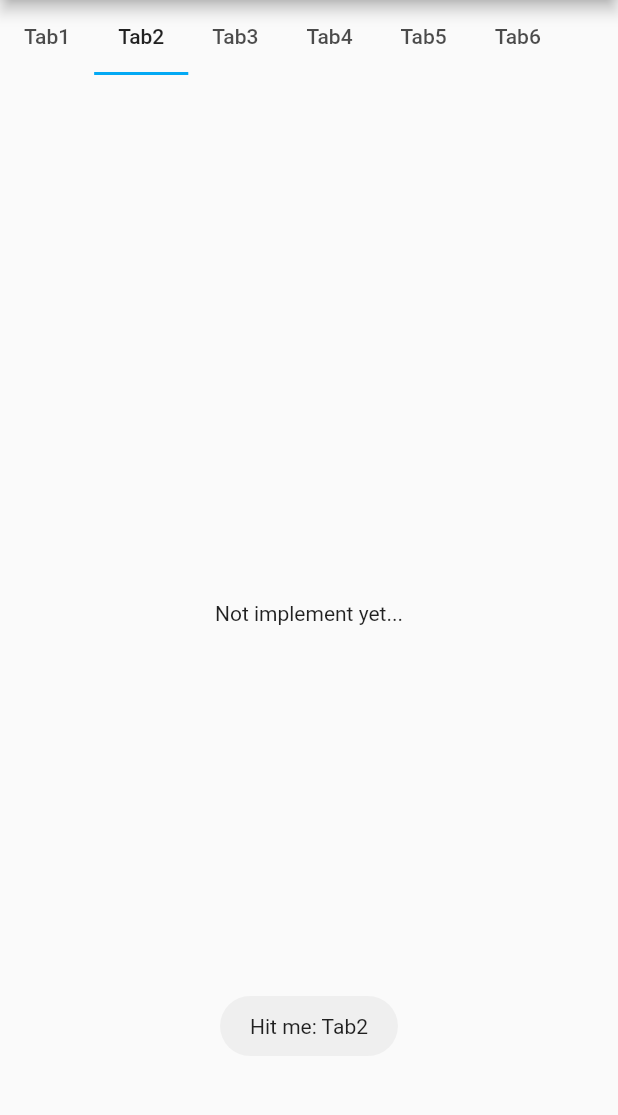
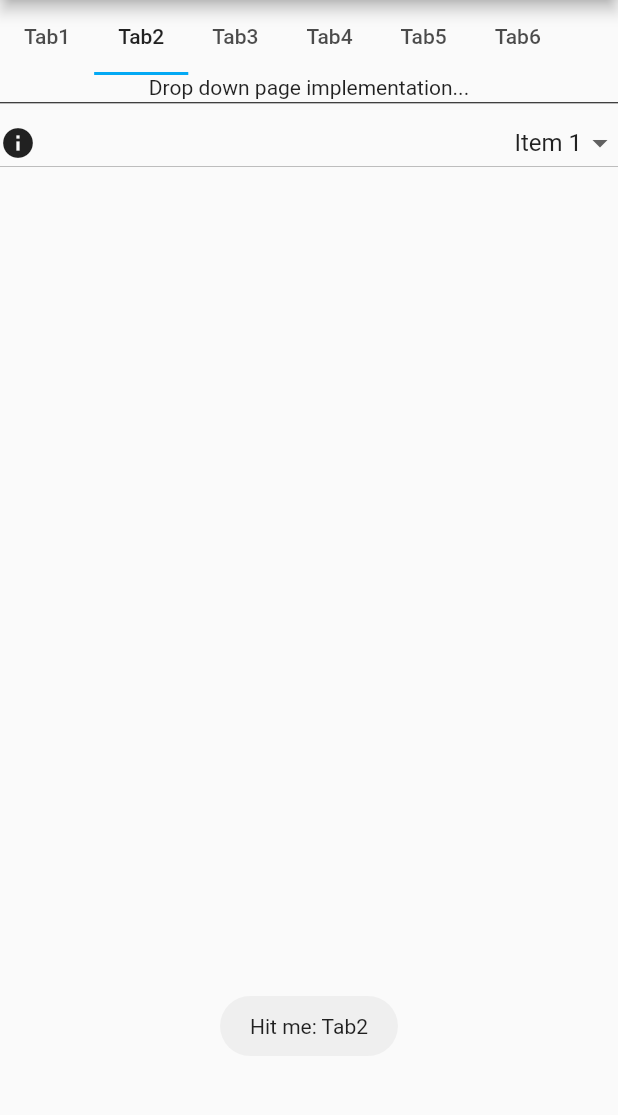
Before and after one commit to doremichen/my_first_flutter, a Flutter app: the CustNotifyTestRoute screen opened by its route, tab 2 chosen, on a phone screen of 412 x 824 dp, the part 84-1199 px from its top. Run offline on Flutter 3.47's test engine with Material 2 defaults, Android fonts, the phone set to English and light mode, and no system bars; our stand-ins replace flutter_local_notifications, fluttertoast; missing offline and left inert: permission.

Commit message:
Learn to build dropdown button

```diff
--- a/lib/main.dart
+++ b/lib/main.dart
@@ -429,7 +429,7 @@ class _CustNotifyTestRouteState extends State<CustNotifyTestRoute> {
               child: _buildNotifyPage(),
             ),
             Container(
-              child: _buildToDoPage(),
+              child: MyDropDownButtonPage(),
             ),
             Container(
               child: _buildToDoPage(),
@@ -492,6 +492,69 @@ class _CustNotifyTestRouteState extends State<CustNotifyTestRoute> {
   );
 }
 
+// Customize drop down button page
+class MyDropDownButtonPage extends StatefulWidget {
+  @override
+  State<StatefulWidget> createState() {
+
+    return _MyDropDownButtonPageState();
+  }
+
+}
+
+class _MyDropDownButtonPageState extends State<MyDropDownButtonPage> {
+
+  static const List<String> itemsLabel = [
+    "Item 1",
+    "Item 2",
+    "Item 3",
+    "Item 4",
+  ];
+
+  List<DropdownMenuItem<int>> items = List.generate(itemsLabel.length, (id) {
+    return DropdownMenuItem(
+      value: id,
+      child: Row(
+        mainAxisAlignment: MainAxisAlignment.spaceBetween,
+        children: <Widget>[
+          Icon(Icons.info),
+          SizedBox(width: 10,),
+          Text("${itemsLabel[id]}"),
+        ],
+      ),
+    );
+  });
+
+  @override
+  Widget build(BuildContext context) {
+    return Scaffold(
+      body: SingleChildScrollView(
+        child: Column(
+          children: <Widget>[
+            Text("Drop down page implementation..."),
+            Divider(height: 5,color: Colors.black,),
+            _buildDropDownButton(),
+          ],
+        ),
+      ),
+    );
+  }
+
+  // build Dropdown Button
+  int _value = 0;
+  Widget _buildDropDownButton() => DropdownButton<int>(
+    items: items.toList(),
+    value: _value,
+    onChanged: (value) {
+      Fluttertoast.showToast(msg: "Hit me: ${itemsLabel[value]}");
+      setState(() {
+        _value = value;
+      });
+    },
+    isExpanded: true,
+    hint: Text("Please select item", style: TextStyle(color: Colors.black),),
+  );
+}
 
 
 class NotificationTestRoute extends StatelessWidget {
```
